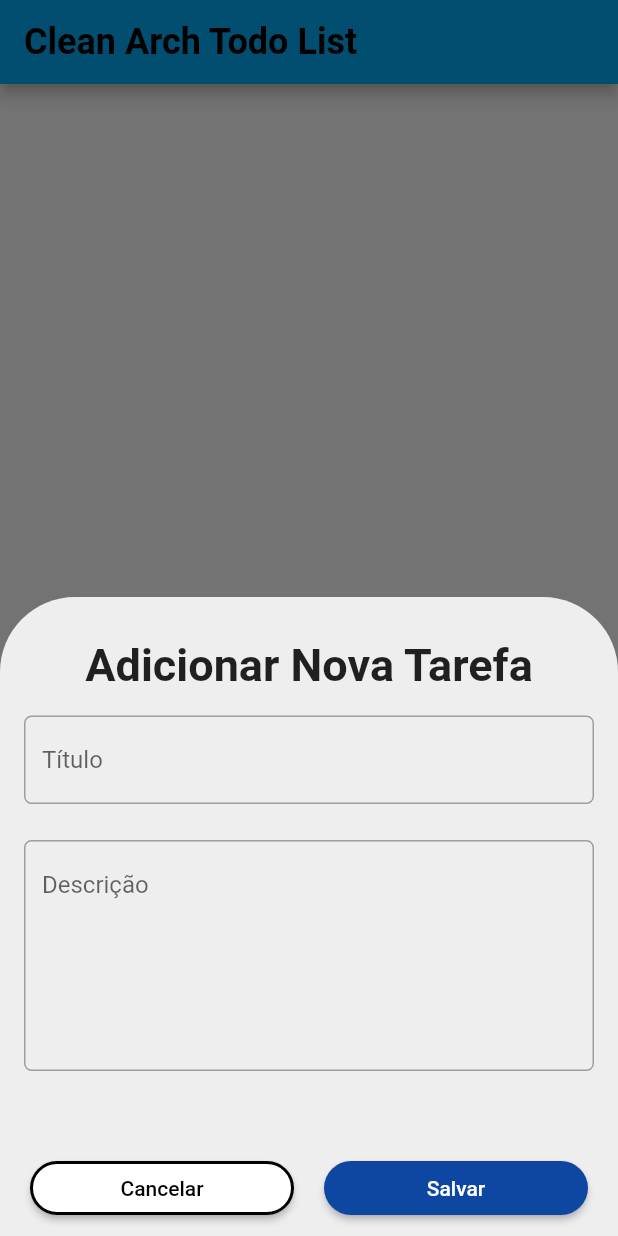
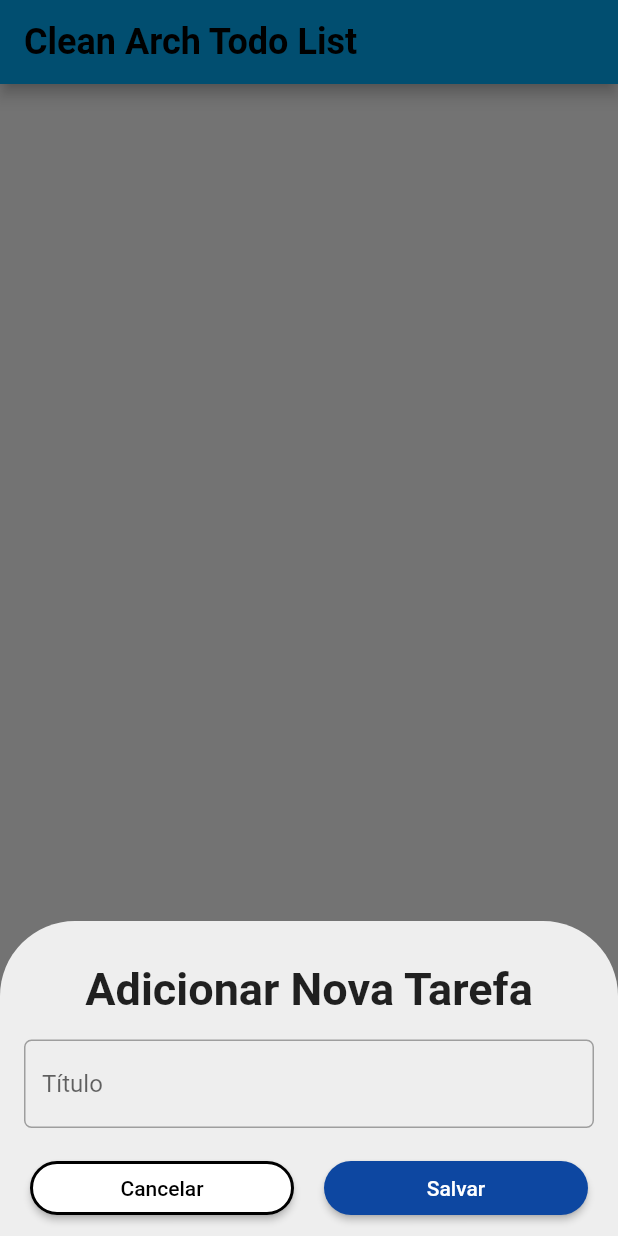
Before and after one commit to EduFapro/todo_list_clean_arc, a Flutter app: the screen it shows after launch, after a tap on the "add" icon, on a phone screen of 412 x 824 dp. Run offline on Flutter 3.47's test engine with Material 3 defaults, Android fonts, the phone set to English and light mode, and no system bars; our stand-ins replace hive; accounts and stored records are empty.

Commit message:
Campo Descrição por hora removido, repo e local ds convertidos em singleton

```diff
--- a/lib/features/todo_list/data/datasources/task_local_data_source.dart
+++ b/lib/features/todo_list/data/datasources/task_local_data_source.dart
@@ -4,7 +4,13 @@ import '../../domain/entities/task.dart';
 
 class TaskLocalDataSource {
   static const String tasksBoxName = "tasks";
+  static final TaskLocalDataSource _singleton = TaskLocalDataSource._internal();
 
+  // Private constructor
+  TaskLocalDataSource._internal();
+
+  // Factory constructor to return the same instance
+  factory TaskLocalDataSource() => _singleton;
   Future<Box<Task>> openTasksBox() async {
     return await Hive.openBox<Task>(tasksBoxName);
   }
--- a/lib/features/todo_list/presentation/pages/todo_list_page.dart
+++ b/lib/features/todo_list/presentation/pages/todo_list_page.dart
@@ -1,15 +1,18 @@
 import 'package:flutter/material.dart';
 
-class MyHomePage extends StatefulWidget {
-  const MyHomePage({super.key, required this.title});
+import '../controllers/todo_list_controller.dart';
+
+class toDoListPage extends StatefulWidget {
 
   final String title;
+  final TodoListController controller;
 
+  const toDoListPage({super.key, required this.title, required this.controller, });
   @override
-  State<MyHomePage> createState() => _MyHomePageState();
+  State<toDoListPage> createState() => _toDoListPageState();
 }
 
-class _MyHomePageState extends State<MyHomePage> {
+class _toDoListPageState extends State<toDoListPage> {
   int _counter = 0;
   final List<int> _items = [];
 
@@ -58,6 +61,9 @@ class _MyHomePageState extends State<MyHomePage> {
   void _showModalBottomSheet() {
     final _formKey = GlobalKey<FormState>();
     final containerHeight = 800.0;
+    String taskTitle = '';
+    bool isCompleted = false;
+
     showModalBottomSheet(
       context: context,
       isScrollControlled: true,
@@ -95,20 +101,27 @@ class _MyHomePageState extends State<MyHomePage> {
                           horizontal: 8.0, vertical: 16.0),
                       child: TextFormField(
                         decoration: bottomSheetInputDecoration("Título"),
+                        validator: (value) {
+                          if (value == null || value.isEmpty) {
+                            return 'Por favor, insira um título';
+                          }
+                          return null;
+                        },
+                        onSaved: (value) => taskTitle = value ?? '',
                       ),
                     ),
-                    Padding(
-                      padding: const EdgeInsets.symmetric(
-                          horizontal: 8.0, vertical: 8.0),
-                      child: SizedBox(
-                        height: containerHeight / 4,
-                        child: TextFormField(
-                          decoration: bottomSheetInputDecoration("Descrição"),
-                          maxLines: 10,
-                          minLines: 6,
-                        ),
-                      ),
-                    ),
+                    // Padding(
+                    //   padding: const EdgeInsets.symmetric(
+                    //       horizontal: 8.0, vertical: 8.0),
+                    //   child: SizedBox(
+                    //     height: containerHeight / 4,
+                    //     child: TextFormField(
+                    //       decoration: bottomSheetInputDecoration("Descrição"),
+                    //       maxLines: 10,
+                    //       minLines: 6,
+                    //     ),
+                    //   ),
+                    // ),
                     Padding(
                       padding: const EdgeInsets.symmetric(horizontal: 12.0),
                       child: Row(
@@ -129,9 +142,12 @@ class _MyHomePageState extends State<MyHomePage> {
                               child: const Text('Salvar'),
                               onPressed: () {
                                 if (_formKey.currentState!.validate()) {
+                                  _formKey.currentState!.save();
+                                  widget.controller.createAndAddTask(taskTitle, isCompleted: isCompleted);
                                   Navigator.pop(context);
                                 }
                               },
+
                             ),
                           ),
                         ],
@@ -146,6 +162,7 @@ class _MyHomePageState extends State<MyHomePage> {
       },
     );
   }
+
 
   InputDecoration bottomSheetInputDecoration(String labelText) {
     return InputDecoration(
--- a/lib/main.dart
+++ b/lib/main.dart
@@ -1,6 +1,11 @@
 import 'package:flutter/material.dart';
 import 'package:path_provider/path_provider.dart';
 import 'package:hive/hive.dart';
+import 'features/todo_list/presentation/controllers/todo_list_controller.dart';
+import 'features/todo_list/domain/usecases/add_task.dart';
+import 'features/todo_list/domain/usecases/get_tasks.dart';
+import 'features/todo_list/domain/usecases/update_task.dart';
+import 'features/todo_list/data/repositories/task_repository_impl.dart';
 import 'features/todo_list/presentation/pages/todo_list_page.dart';
 
 Future<void> main() async {
@@ -8,11 +13,28 @@ Future<void> main() async {
   final appDocumentDir = await getApplicationDocumentsDirectory();
   Hive.init(appDocumentDir.path);
   await Hive.openBox('tasks');
-  runApp(const MyApp());
+
+  // Use the singleton instance of TaskRepositoryImpl
+  final taskRepository = TaskRepositoryImpl();
+
+  final getTasksUseCase = GetTasks(taskRepository);
+  final addTaskUseCase = AddTask(taskRepository);
+  final updateTaskUseCase = UpdateTask(taskRepository);
+
+  final todoListController = TodoListController(
+    getTodoList: getTasksUseCase,
+    addTodo: addTaskUseCase,
+    updateTodo: updateTaskUseCase,
+  );
+
+  runApp(MyApp(todoListController: todoListController));
 }
 
+
 class MyApp extends StatelessWidget {
-  const MyApp({super.key});
+  final TodoListController todoListController;
+
+  const MyApp({super.key, required this.todoListController});
 
   @override
   Widget build(BuildContext context) {
@@ -21,7 +43,10 @@ class MyApp extends StatelessWidget {
       theme: ThemeData(
         useMaterial3: false,
       ),
-      home: const MyHomePage(title: 'Clean Arch Todo List'),
+      home: toDoListPage(
+        title: 'Clean Arch Todo List',
+        controller: todoListController, // Pass the controller to MyHomePage
+      ),
     );
   }
 }
```
Also changed, not shown: lib/features/todo_list/data/repositories/task_repository_impl.dart (+6 -1 lines), lib/features/todo_list/presentation/controllers/todo_list_controller.dart (+7 -0 lines), 1 other file.
